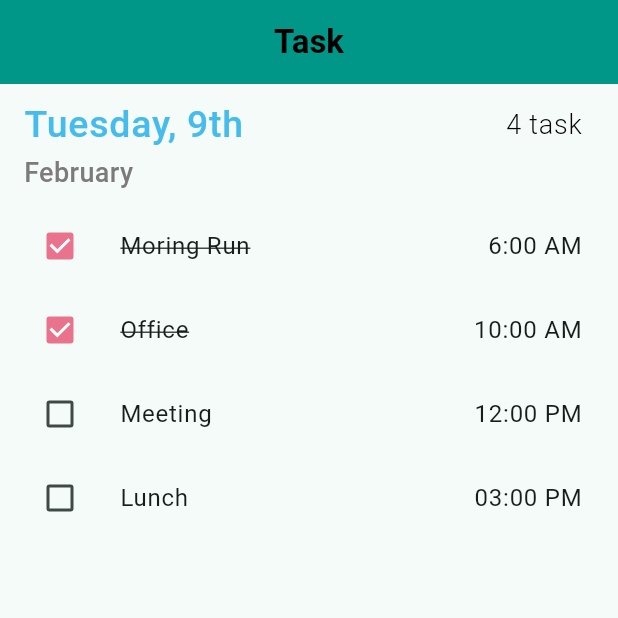
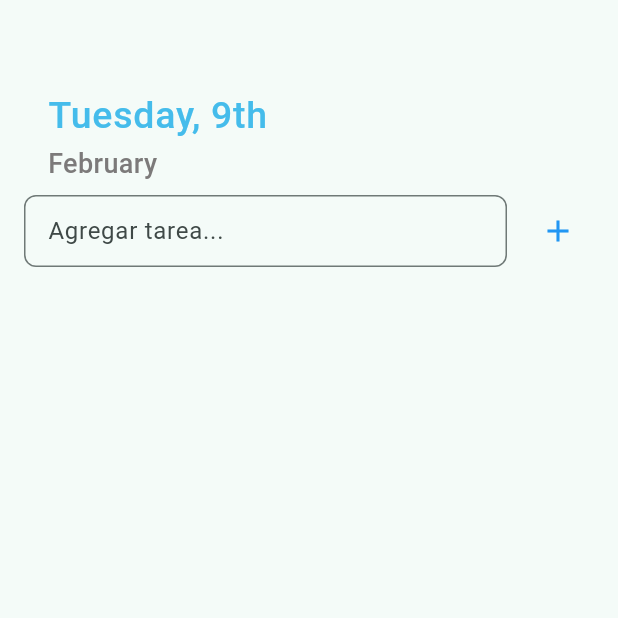
Before and after one commit to ArielB147/Flutter_task_test, a Flutter app: the screen it shows after launch, on a phone screen of 412 x 824 dp, the top half of it. Run offline on Flutter 3.47's test engine with Material 3 defaults, Android fonts, the light colour scheme and no system bars; our stand-ins replace flutter_bloc.

Commit message:
toDoTask 1.0

```diff
--- a/lib/views/add_task_page.dart
+++ b/lib/views/add_task_page.dart
@@ -1,99 +1,151 @@
 import 'package:flutter/material.dart';
+import 'package:flutter_bloc/flutter_bloc.dart';
 
-class AddTaskPage extends StatelessWidget{
-  const AddTaskPage ({super.key});
+class AddTaskPage extends StatelessWidget {
+  const AddTaskPage({super.key});
 
   @override
   Widget build(BuildContext context) {
+    final TextEditingController controller = TextEditingController();
     return Scaffold(
-      appBar: AppBar(
-        title: const Text('Task',
-        style: TextStyle(color: Colors.black, fontWeight: FontWeight.bold),
-        ),
-        centerTitle: true,
-        backgroundColor: Colors.teal,
-      ),
-
-      body: Column(
-        children:[
-
+      body: Padding(
+        padding: const EdgeInsets.only(top: 50, left: 16, right: 16),
+        child: BlocProvider(
+          create: (context) => MyAppCubit(),
+          child: BlocBuilder<MyAppCubit, TaskState>(
+            builder: (context, state) {
+              return Column(
+                children: [
                   const ListTile(
                     title: Row(
                       mainAxisAlignment: MainAxisAlignment.spaceBetween,
                       children: [
-                Text('Tuesday, 9th', style: TextStyle(
+                        Text(
+                          'Tuesday, 9th',
+                          style: TextStyle(
                             color: Color.fromARGB(255, 69, 188, 235),
                             fontWeight: FontWeight.w500,
                             fontSize: 25,
-                ),),
-
-                Text('4 task', style: TextStyle(
-                  color: Colors.black,
-                  fontWeight: FontWeight.w300,
-                  fontSize: 18,
-                ),),
+                          ),
+                        ),
                       ],
                     ),
 
-            subtitle: Text('February', style: TextStyle(
+                    subtitle: Row(
+                      mainAxisAlignment: MainAxisAlignment.spaceBetween,
+                      children: [
+                        Text(
+                          'February',
+                          style: TextStyle(
                             fontSize: 18,
                             fontWeight: FontWeight.w500,
-              color: Color.fromARGB(255, 124, 122, 122)
-            ),),
+                            color: Color.fromARGB(255, 124, 122, 122),
+                          ),
+                        ),
+                      ],
+                    ),
                   ),
 
-          ListTile(
-            leading: Checkbox(value: true, onChanged: (value){}, activeColor: const Color.fromARGB(255, 233, 115, 140),),
-            title: const Row(
-              mainAxisAlignment: MainAxisAlignment.spaceBetween,
+                  Row(
                     children: [
-                Text('Moring Run', style: TextStyle(decoration: TextDecoration.lineThrough),),
-                Text('6:00 AM')
+                      Expanded(
+                        child: TextFormField(
+                          controller: controller,
+                          onChanged: (value) =>
+                              context.read<MyAppCubit>().setName(value),
+                          decoration: InputDecoration(
+                            hintText: 'Agregar tarea...',
+                            border: OutlineInputBorder(
+                              borderRadius: BorderRadius.circular(8),
+                            ),
+                            contentPadding:
+                                const EdgeInsets.symmetric(horizontal: 12),
+                          ),
+                        ),
+                      ),
+                      const SizedBox(width: 10),
+                      IconButton(
+                        onPressed: () {
+                          context.read<MyAppCubit>().addName();
+                          controller.clear();
+                        },
+                        icon: const Icon(Icons.add, color: Colors.blue),
+                      ),
                     ],
                   ),
-
+                  const SizedBox(height: 10),
+                   Expanded(
+                    child: ListView.builder(
+                      itemCount: state.task.length,
+                      itemBuilder: (context, index) {
+                        return CheckboxListTile(
+                          title: Text(
+                            state.task[index].name,
+                            style: TextStyle(
+                              fontSize: 20,
+                              decoration: state.task[index].isCompleted
+                                  ? TextDecoration.lineThrough
+                                  : null,
                             ),
-
-          ListTile(
-            leading: Checkbox(value: true, onChanged: (value){}, activeColor: const Color.fromARGB(255, 233, 115, 140),),
-            title: const Row(
-              mainAxisAlignment: MainAxisAlignment.spaceBetween,
-              children: [
-                Text('Office', style: TextStyle(decoration: TextDecoration.lineThrough),),
-                Text('10:00 AM')
-              ],
                           ),
-
+                          value: state.task[index].isCompleted,
+                          onChanged: (value) {
+                            context.read<MyAppCubit>().toggleTask(index);
+                          },
+                          activeColor: Colors.blue,
+                        );
+                      },
                     ),
-
-          ListTile(
-            leading: Checkbox(value: false, onChanged: (value){}, activeColor: const Color.fromARGB(255, 233, 115, 140),),
-            title: const Row(
-              mainAxisAlignment: MainAxisAlignment.spaceBetween,
-              children: [
-                Text('Meeting'),
-                Text('12:00 PM')
-              ],
-            ),
-
-          ),
-
-          ListTile(
-            leading: Checkbox(value: false, onChanged: (value){}, activeColor: const Color.fromARGB(255, 233, 115, 140),),
-            title: const Row(
-              mainAxisAlignment: MainAxisAlignment.spaceBetween,
-              children: [
-                Text('Lunch'),
-                Text('03:00 PM')
-              ],
-            ),
-
                   ),
                 ],
+              );
+            },
+          ),
+        ),
       ),
     );
   }
 }
+
+
+class Task {
+  final String name;
+  final bool isCompleted;
+
+  Task({required this.name, this.isCompleted = false});
+}
+
+class TaskState {
+  final String? currentTask;
+  final List<Task> task;
+
+  TaskState({this.currentTask = '', required this.task});
+}
+
+class MyAppCubit extends Cubit<TaskState> {
+  MyAppCubit() : super(TaskState(task: []));
+
+  void setName(String name) {
+    emit(TaskState(task: state.task, currentTask: name));
+  }
+
+  void addName() {
+    if (state.currentTask?.isEmpty ?? true) return;
+    final newTask = Task(name: state.currentTask!);
+    emit(TaskState(task: [...state.task, newTask]));
+  }
+
+  void toggleTask(int index) {
+    final updatedTasks = List<Task>.from(state.task);
+    updatedTasks[index] = Task(
+      name: updatedTasks[index].name,
+      isCompleted: !updatedTasks[index].isCompleted,
+    );
+    emit(TaskState(task: updatedTasks));
+  }
+}
+
+
 
 /*class Persona{
   String nombre;
--- a/pubspec.yaml
+++ b/pubspec.yaml
@@ -35,6 +35,8 @@ dependencies:
   # The following adds the Cupertino Icons font to your application.
   # Use with the CupertinoIcons class for iOS style icons.
   cupertino_icons: ^1.0.8
+  flutter_bloc: ^9.0.0
+  equatable: ^2.0.7
 
 dev_dependencies:
   flutter_test:
```
Also changed, not shown: pubspec.lock. Lines whose indentation alone changed are shown as unchanged.
